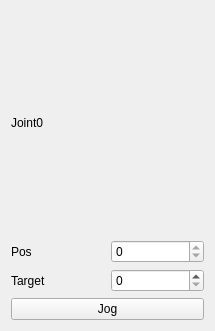
The window that jointview.ui (ZSYTY/jog-controll) describes before a commit, drawn with Qt 5.
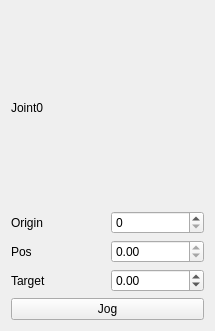
The same window after the commit.

The edit to the form file:
```diff
--- a/jointview.ui
+++ b/jointview.ui
@@ -23,6 +23,24 @@
        </property>
       </widget>
      </item>
+     <item>
+      <layout class="QHBoxLayout" name="horizontalLayout_4">
+       <item>
+        <widget class="QLabel" name="label">
+         <property name="text">
+          <string>Origin</string>
+         </property>
+        </widget>
+       </item>
+       <item>
+        <widget class="QSpinBox" name="originValue">
+         <property name="maximum">
+          <number>4096</number>
+         </property>
+        </widget>
+       </item>
+      </layout>
+     </item>
      <item>
       <layout class="QHBoxLayout" name="horizontalLayout">
        <item>
@@ -39,12 +57,15 @@
         </widget>
        </item>
        <item>
-        <widget class="QSpinBox" name="currentValue">
+        <widget class="QDoubleSpinBox" name="currentValue">
          <property name="readOnly">
           <bool>true</bool>
          </property>
+         <property name="minimum">
+          <double>-100.000000000000000</double>
+         </property>
          <property name="maximum">
-          <number>999999</number>
+          <double>100.000000000000000</double>
          </property>
         </widget>
        </item>
@@ -66,9 +87,12 @@
         </widget>
        </item>
        <item>
-        <widget class="QSpinBox" name="destinationValue">
+        <widget class="QDoubleSpinBox" name="targetValue">
+         <property name="minimum">
+          <double>-100.000000000000000</double>
+         </property>
          <property name="maximum">
-          <number>999999</number>
+          <double>100.000000000000000</double>
          </property>
         </widget>
        </item>
```
